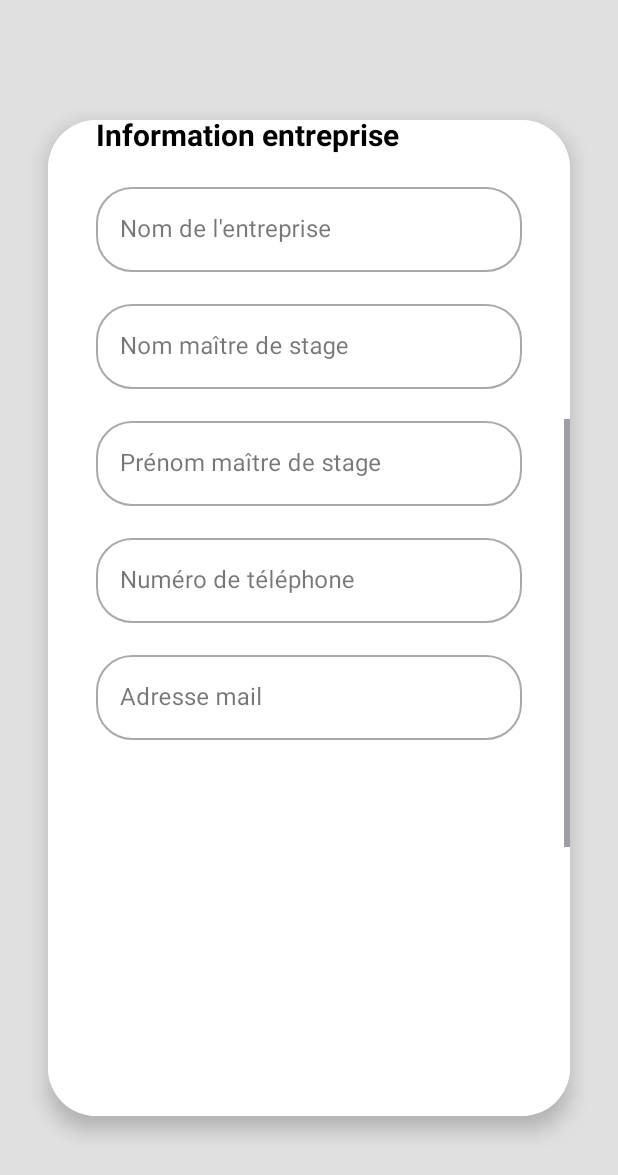
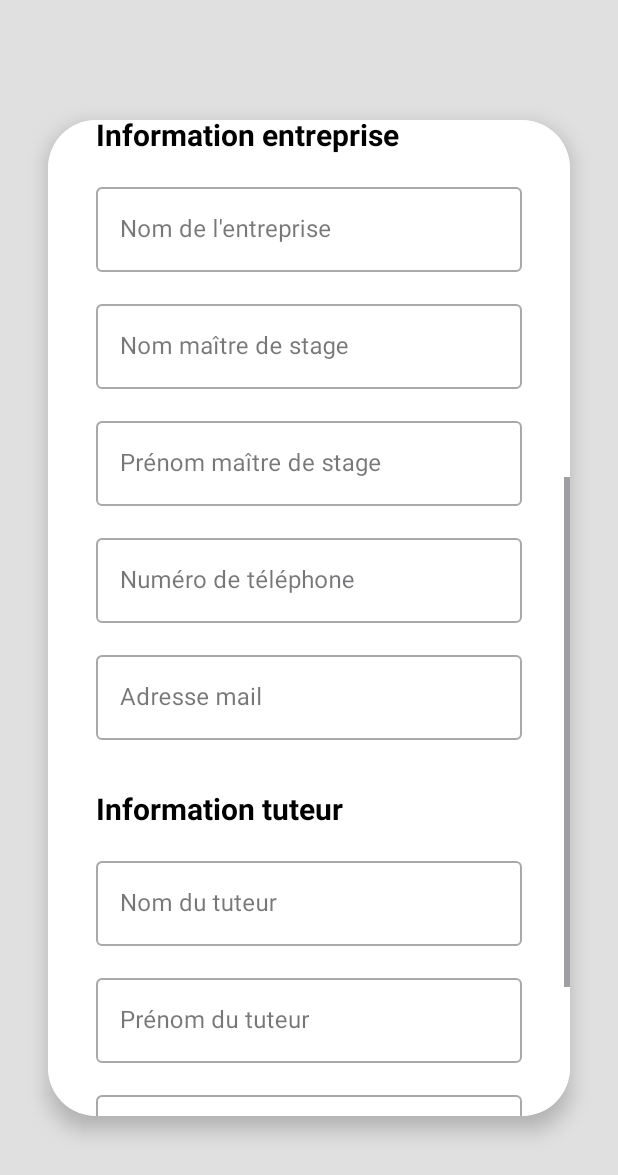
Before and after one commit to Croissantdett/Projet_Mobile, an Android app: the layout activity_info_user.xml on its own in the app's theme, with its tools: preview values and no code run, scrolled down 464 dp, on a phone screen of 412 x 824 dp. Shown: the top 1175 px of the screen. Run offline under Robolectric (Android 15) with nearby library versions, the phone set to English and light mode, and no system bars.

Commit message:
version 3.0

```diff
--- a/app/src/main/AndroidManifest.xml
+++ b/app/src/main/AndroidManifest.xml
@@ -30,6 +30,7 @@
 
         <activity android:name=".Bilan1Activity" android:exported="false"/>
         <activity android:name=".Bilan2Activity" android:exported="false"/>
+        <activity android:name=".InformationActivity" android:exported="false"/>
 
     </application>
 
--- a/app/src/main/java/com/example/fsi_notes/Bilan1Activity.java
+++ b/app/src/main/java/com/example/fsi_notes/Bilan1Activity.java
@@ -73,15 +73,14 @@ public class Bilan1Activity extends AppCompatActivity {
             }
         });
 
-        // Gérer les clics sur les items DANS le tiroir
         navigationView.setNavigationItemSelectedListener(item -> {
             int itemId = item.getItemId();
 
             if (itemId == R.id.nav_bilans) {
                 Toast.makeText(Bilan1Activity.this, "Vous êtes déjà sur la page des bilans", Toast.LENGTH_SHORT).show();
             } else if (itemId == R.id.nav_info) {
-
-                Toast.makeText(Bilan1Activity.this, "Clic sur Informations", Toast.LENGTH_SHORT).show();
+                Intent infoIntent = new Intent(Bilan1Activity.this, InformationActivity.class);
+                startActivity(infoIntent);
             } else if (itemId == R.id.nav_logout) {
 
                 Toast.makeText(Bilan1Activity.this, "Déconnexion...", Toast.LENGTH_SHORT).show();
--- a/app/src/main/java/com/example/fsi_notes/MainActivity.java
+++ b/app/src/main/java/com/example/fsi_notes/MainActivity.java
@@ -7,6 +7,7 @@ import android.view.View;
 import android.widget.Button;
 import android.widget.EditText;
 import android.widget.Toast;
+import android.widget.TextView;
 
 import androidx.activity.EdgeToEdge;
 import androidx.appcompat.app.AppCompatActivity;
@@ -22,6 +23,7 @@ public class MainActivity extends AppCompatActivity {
     private Button btnConnexion;
     private String loginjava;
     private String mdpjava;
+    private TextView textViewMoyenne;
 
     @Override
     protected void onCreate(Bundle savedInstanceState) {
@@ -74,6 +76,10 @@ public class MainActivity extends AppCompatActivity {
                                     Intent intent = new Intent(MainActivity.this, Bilan1Activity.class);
                                     startActivity(intent);
 
+                                    float noteBilan1 = utilisateur.getMoyBil1();
+                                    float noteBilan2 = utilisateur.getMoyBil2();
+                                    float moyenne = (noteBilan1 + noteBilan2) / 2;
+                                    textViewMoyenne.setText("Moyenne : " + moyenne);
                                     finish();
 
                                 } else {
--- a/app/src/main/res/layout/activity_bilan2.xml
+++ b/app/src/main/res/layout/activity_bilan2.xml
@@ -1,7 +1,4 @@
 <?xml version="1.0" encoding="utf-8"?>
-<!-- ============================================= -->
-<!-- 1. NOUVEAU PARENT RACINE : DRAWERLAYOUT       -->
-<!-- ============================================= -->
 <androidx.drawerlayout.widget.DrawerLayout xmlns:android="http://schemas.android.com/apk/res/android"
     xmlns:app="http://schemas.android.com/apk/res-auto"
     xmlns:tools="http://schemas.android.com/tools"
@@ -10,9 +7,6 @@
     android:layout_height="match_parent"
     tools:openDrawer="start">
 
-    <!-- ======================================================= -->
-    <!-- VOTRE CONTENU ORIGINAL POUR BILAN 2 EST PLACÉ ICI       -->
-    <!-- ======================================================= -->
     <androidx.constraintlayout.widget.ConstraintLayout
         android:layout_width="match_parent"
         android:layout_height="match_parent"
--- a/app/src/main/res/layout/activity_info_user.xml
+++ b/app/src/main/res/layout/activity_info_user.xml
@@ -1,4 +1,10 @@
 <?xml version="1.0" encoding="utf-8"?>
+<androidx.drawerlayout.widget.DrawerLayout xmlns:android="http://schemas.android.com/apk/res/android"
+    xmlns:app="http://schemas.android.com/apk/res-auto"
+    android:id="@+id/drawer_layout"
+    android:layout_width="match_parent"
+    android:layout_height="match_parent">
+
 <androidx.constraintlayout.widget.ConstraintLayout xmlns:android="http://schemas.android.com/apk/res/android"
     xmlns:app="http://schemas.android.com/apk/res-auto"
     android:layout_width="match_parent"
@@ -40,7 +46,6 @@
                     app:layout_constraintTop_toTopOf="parent"
                     app:tint="#888888" />
 
-                <!-- Section Mes informations -->
                 <TextView
                     android:id="@+id/tvTitle"
                     android:layout_width="wrap_content"
@@ -63,16 +68,10 @@
                     android:layout_marginTop="48dp"
                     android:layout_marginEnd="16dp"
                     android:hint="Nom"
-                    app:boxCornerRadiusBottomEnd="24dp"
-                    app:boxCornerRadiusBottomStart="24dp"
-                    app:boxCornerRadiusTopEnd="24dp"
-                    app:boxCornerRadiusTopStart="24dp"
-                    app:layout_constraintEnd_toEndOf="parent"
-                    app:layout_constraintStart_toStartOf="parent"
                     app:layout_constraintTop_toBottomOf="@+id/tvTitle">
 
                     <com.google.android.material.textfield.TextInputEditText
-                        android:id="@+id/etNom"
+                        android:id="@+id/nomUti"
                         android:layout_width="match_parent"
                         android:layout_height="wrap_content"
                         android:inputType="textPersonName" />
@@ -87,16 +86,10 @@
                     android:layout_marginTop="16dp"
                     android:layout_marginEnd="16dp"
                     android:hint="Prénom"
-                    app:boxCornerRadiusBottomEnd="24dp"
-                    app:boxCornerRadiusBottomStart="24dp"
-                    app:boxCornerRadiusTopEnd="24dp"
-                    app:boxCornerRadiusTopStart="24dp"
-                    app:layout_constraintEnd_toEndOf="parent"
-                    app:layout_constraintStart_toStartOf="parent"
                     app:layout_constraintTop_toBottomOf="@+id/tilNom">
 
                     <com.google.android.material.textfield.TextInputEditText
-                        android:id="@+id/etPrenom"
+                        android:id="@+id/preUti"
                         android:layout_width="match_parent"
                         android:layout_height="wrap_content"
                         android:inputType="textPersonName" />
@@ -111,16 +104,10 @@
                     android:layout_marginTop="16dp"
                     android:layout_marginEnd="16dp"
                     android:hint="Adresse mail"
-                    app:boxCornerRadiusBottomEnd="24dp"
-                    app:boxCornerRadiusBottomStart="24dp"
-                    app:boxCornerRadiusTopEnd="24dp"
-                    app:boxCornerRadiusTopStart="24dp"
-                    app:layout_constraintEnd_toEndOf="parent"
-                    app:layout_constraintStart_toStartOf="parent"
                     app:layout_constraintTop_toBottomOf="@+id/tilPrenom">
 
                     <com.google.android.material.textfield.TextInputEditText
-                        android:id="@+id/etEmail"
+                        android:id="@+id/mailUti"
                         android:layout_width="match_parent"
                         android:layout_height="wrap_content"
                         android:inputType="textEmailAddress" />
@@ -135,22 +122,15 @@
                     android:layout_marginTop="16dp"
                     android:layout_marginEnd="16dp"
                     android:hint="Numéro de téléphone"
-                    app:boxCornerRadiusBottomEnd="24dp"
-                    app:boxCornerRadiusBottomStart="24dp"
-                    app:boxCornerRadiusTopEnd="24dp"
-                    app:boxCornerRadiusTopStart="24dp"
-                    app:layout_constraintEnd_toEndOf="parent"
-                    app:layout_constraintStart_toStartOf="parent"
                     app:layout_constraintTop_toBottomOf="@+id/tilEmail">
 
                     <com.google.android.material.textfield.TextInputEditText
-                        android:id="@+id/etTelephone"
+                        android:id="@+id/telUti"
                         android:layout_width="match_parent"
                         android:layout_height="wrap_content"
                         android:inputType="phone" />
                 </com.google.android.material.textfield.TextInputLayout>
 
-                <!-- Section Information entreprise -->
                 <TextView
                     android:id="@+id/tvCompanyTitle"
                     android:layout_width="wrap_content"
@@ -172,16 +152,10 @@
                     android:layout_marginTop="16dp"
                     android:layout_marginEnd="16dp"
                     android:hint="Nom de l'entreprise"
-                    app:boxCornerRadiusBottomEnd="24dp"
-                    app:boxCornerRadiusBottomStart="24dp"
-                    app:boxCornerRadiusTopEnd="24dp"
-                    app:boxCornerRadiusTopStart="24dp"
-                    app:layout_constraintEnd_toEndOf="parent"
-                    app:layout_constraintStart_toStartOf="parent"
                     app:layout_constraintTop_toBottomOf="@+id/tvCompanyTitle">
 
                     <com.google.android.material.textfield.TextInputEditText
-                        android:id="@+id/etCompanyName"
+                        android:id="@+id/nomEnt"
                         android:layout_width="match_parent"
                         android:layout_height="wrap_content"
                         android:inputType="text" />
@@ -196,16 +170,10 @@
                     android:layout_marginTop="16dp"
                     android:layout_marginEnd="16dp"
                     android:hint="Nom maître de stage"
-                    app:boxCornerRadiusBottomEnd="24dp"
-                    app:boxCornerRadiusBottomStart="24dp"
-                    app:boxCornerRadiusTopEnd="24dp"
-                    app:boxCornerRadiusTopStart="24dp"
-                    app:layout_constraintEnd_toEndOf="parent"
-                    app:layout_constraintStart_toStartOf="parent"
                     app:layout_constraintTop_toBottomOf="@+id/tilCompanyName">
 
                     <com.google.android.material.textfield.TextInputEditText
-                        android:id="@+id/etSupervisorLastName"
+                        android:id="@+id/nomMaitapp"
                         android:layout_width="match_parent"
                         android:layout_height="wrap_content"
                         android:inputType="textPersonName" />
@@ -220,16 +188,10 @@
                     android:layout_marginTop="16dp"
                     android:layout_marginEnd="16dp"
                     android:hint="Prénom maître de stage"
-                    app:boxCornerRadiusBottomEnd="24dp"
-                    app:boxCornerRadiusBottomStart="24dp"
-                    app:boxCornerRadiusTopEnd="24dp"
-                    app:boxCornerRadiusTopStart="24dp"
-                    app:layout_constraintEnd_toEndOf="parent"
-                    app:layout_constraintStart_toStartOf="parent"
                     app:layout_constraintTop_toBottomOf="@+id/tilSupervisorLastName">
 
                     <com.google.android.material.textfield.TextInputEditText
-                        android:id="@+id/etSupervisorFirstName"
+                        android:id="@+id/preMaitapp"
                         android:layout_width="match_parent"
                         android:layout_height="wrap_content"
                         android:inputType="textPersonName" />
@@ -244,16 +206,10 @@
                     android:layout_marginTop="16dp"
                     android:layout_marginEnd="16dp"
                     android:hint="Numéro de téléphone"
-                    app:boxCornerRadiusBottomEnd="24dp"
-                    app:boxCornerRadiusBottomStart="24dp"
-                    app:boxCornerRadiusTopEnd="24dp"
-                    app:boxCornerRadiusTopStart="24dp"
-                    app:layout_constraintEnd_toEndOf="parent"
-                    app:layout_constraintStart_toStartOf="parent"
                     app:layout_constraintTop_toBottomOf="@+id/tilSupervisorFirstName">
 
                     <com.google.android.material.textfield.TextInputEditText
-                        android:id="@+id/etCompanyPhone"
+                        android:id="@+id/telMaitapp"
                         android:layout_width="match_parent"
                         android:layout_height="wrap_content"
                         android:inputType="phone" />
@@ -268,33 +224,25 @@
                     android:layout_marginTop="16dp"
                     android:layout_marginEnd="16dp"
                     android:hint="Adresse mail"
-                    app:boxCornerRadiusBottomEnd="24dp"
-                    app:boxCornerRadiusBottomStart="24dp"
-                    app:boxCornerRadiusTopEnd="24dp"
-                    app:boxCornerRadiusTopStart="24dp"
-                    app:layout_constraintEnd_toEndOf="parent"
-                    app:layout_constraintStart_toStartOf="parent"
                     app:layout_constraintTop_toBottomOf="@+id/tilCompanyPhone">
 
                     <com.google.android.material.textfield.TextInputEditText
-                        android:id="@+id/etCompanyEmail"
+                        android:id="@+id/mailMaitapp"
                         android:layout_width="match_parent"
                         android:layout_height="wrap_content"
                         android:inputType="textEmailAddress" />
                 </com.google.android.material.textfield.TextInputLayout>
 
-                <!-- Section Information tuteur -->
+
                 <TextView
                     android:id="@+id/tvTutorTitle"
                     android:layout_width="wrap_content"
                     android:layout_height="wrap_content"
                     android:layout_marginTop="32dp"
-                    android:layout_marginBottom="32dp"
                     android:text="Information tuteur"
                     android:textColor="#000000"
                     android:textSize="20sp"
                     android:textStyle="bold"
-                    app:layout_constraintBottom_toBottomOf="parent"
                     app:layout_constraintStart_toStartOf="@+id/tilCompanyEmail"
                     app:layout_constraintTop_toBottomOf="@+id/tilCompanyEmail" />
 
@@ -307,16 +255,10 @@
                     android:layout_marginTop="16dp"
                     android:layout_marginEnd="16dp"
                     android:hint="Nom du tuteur"
-                    app:boxCornerRadiusBottomEnd="24dp"
-                    app:boxCornerRadiusBottomStart="24dp"
-                    app:boxCornerRadiusTopEnd="24dp"
-                    app:boxCornerRadiusTopStart="24dp"
-                    app:layout_constraintEnd_toEndOf="parent"
-                    app:layout_constraintStart_toStartOf="parent"
                     app:layout_constraintTop_toBottomOf="@+id/tvTutorTitle">
 
                     <com.google.android.material.textfield.TextInputEditText
-                        android:id="@+id/etTutorName"
+                        android:id="@+id/nomTut"
                         android:layout_width="match_parent"
                         android:layout_height="wrap_content"
                         android:inputType="text" />
@@ -331,16 +273,10 @@
                     android:layout_marginTop="16dp"
                     android:layout_marginEnd="16dp"
                     android:hint="Prénom du tuteur"
-                    app:boxCornerRadiusBottomEnd="24dp"
-                    app:boxCornerRadiusBottomStart="24dp"
-                    app:boxCornerRadiusTopEnd="24dp"
-                    app:boxCornerRadiusTopStart="24dp"
-                    app:layout_constraintEnd_toEndOf="parent"
-                    app:layout_constraintStart_toStartOf="parent"
                     app:layout_constraintTop_toBottomOf="@+id/tilTutorName">
 
                     <com.google.android.material.textfield.TextInputEditText
-                        android:id="@+id/etTutorPrenom"
+                        android:id="@+id/preTut"
                         android:layout_width="match_parent"
                         android:layout_height="wrap_content"
                         android:inputType="text" />
@@ -355,16 +291,11 @@
                     android:layout_marginTop="16dp"
                     android:layout_marginEnd="16dp"
                     android:hint="Adresse mail"
-                    app:boxCornerRadiusBottomEnd="24dp"
-                    app:boxCornerRadiusBottomStart="24dp"
-                    app:boxCornerRadiusTopEnd="24dp"
-                    app:boxCornerRadiusTopStart="24dp"
-                    app:layout_constraintEnd_toEndOf="parent"
-                    app:layout_constraintStart_toStartOf="parent"
                     app:layout_constraintTop_toBottomOf="@+id/tilTutorPrenom">
 
+                    <!-- ▼▼▼ LA CORRECTION EST ICI ▼▼▼ -->
                     <com.google.android.material.textfield.TextInputEditText
-                        android:id="@+id/etTutorEmail"
+                        android:id="@+id/mailTut"
                         android:layout_width="match_parent"
                         android:layout_height="wrap_content"
                         android:inputType="text" />
@@ -378,17 +309,13 @@
                     android:layout_marginStart="16dp"
                     android:layout_marginTop="16dp"
                     android:layout_marginEnd="16dp"
+                    android:layout_marginBottom="32dp"
                     android:hint="Numéro de téléphone"
-                    app:boxCornerRadiusBottomEnd="24dp"
-                    app:boxCornerRadiusBottomStart="24dp"
-                    app:boxCornerRadiusTopEnd="24dp"
-                    app:boxCornerRadiusTopStart="24dp"
-                    app:layout_constraintEnd_toEndOf="parent"
-                    app:layout_constraintStart_toStartOf="parent"
+                    app:layout_constraintBottom_toBottomOf="parent"
                     app:layout_constraintTop_toBottomOf="@+id/tilTutorEmail">
 
                     <com.google.android.material.textfield.TextInputEditText
-                        android:id="@+id/etTutorTelephone"
+                        android:id="@+id/telTut"
                         android:layout_width="match_parent"
                         android:layout_height="wrap_content"
                         android:inputType="text" />
@@ -398,3 +325,12 @@
         </ScrollView>
     </androidx.cardview.widget.CardView>
 </androidx.constraintlayout.widget.ConstraintLayout>
+
+            <com.google.android.material.navigation.NavigationView
+            android:id="@+id/nav_view"
+            android:layout_width="wrap_content"
+            android:layout_height="match_parent"
+            android:layout_gravity="start"
+            app:menu="@layout/drawer_menu" />
+
+</androidx.drawerlayout.widget.DrawerLayout>
```
Also changed, not shown: app/src/main/java/com/example/fsi_notes/Bilan2Activity.java (+6 -5 lines), app/src/main/java/com/example/fsi_notes/InformationActivity.java (added, +87 -0 lines).
